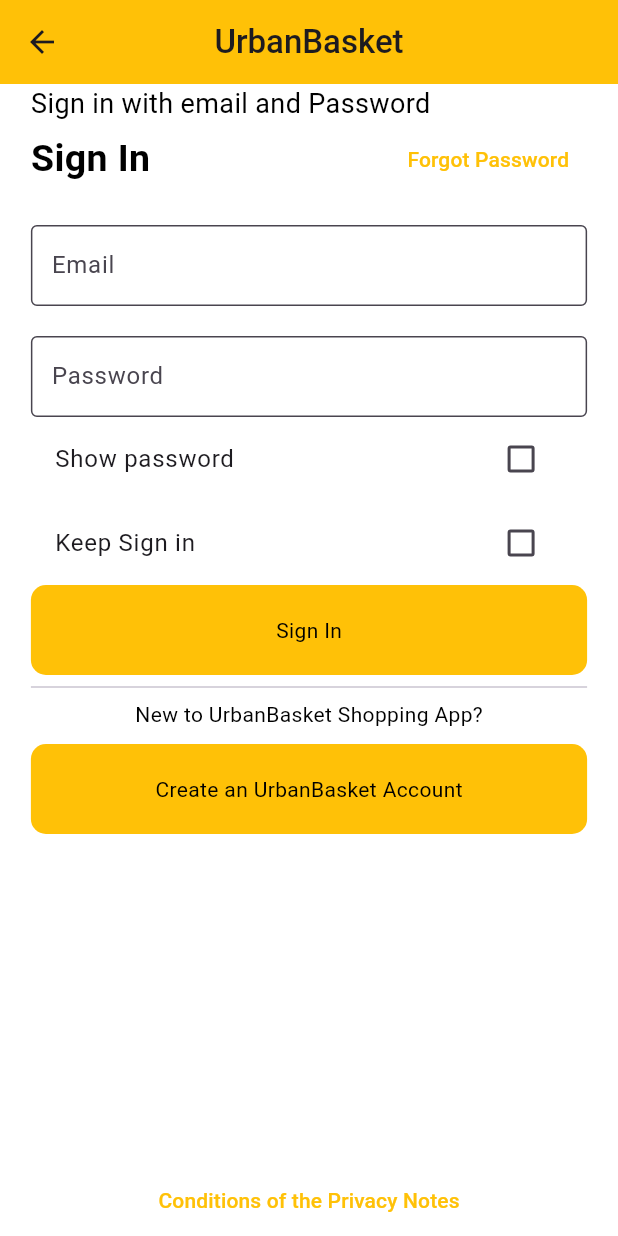
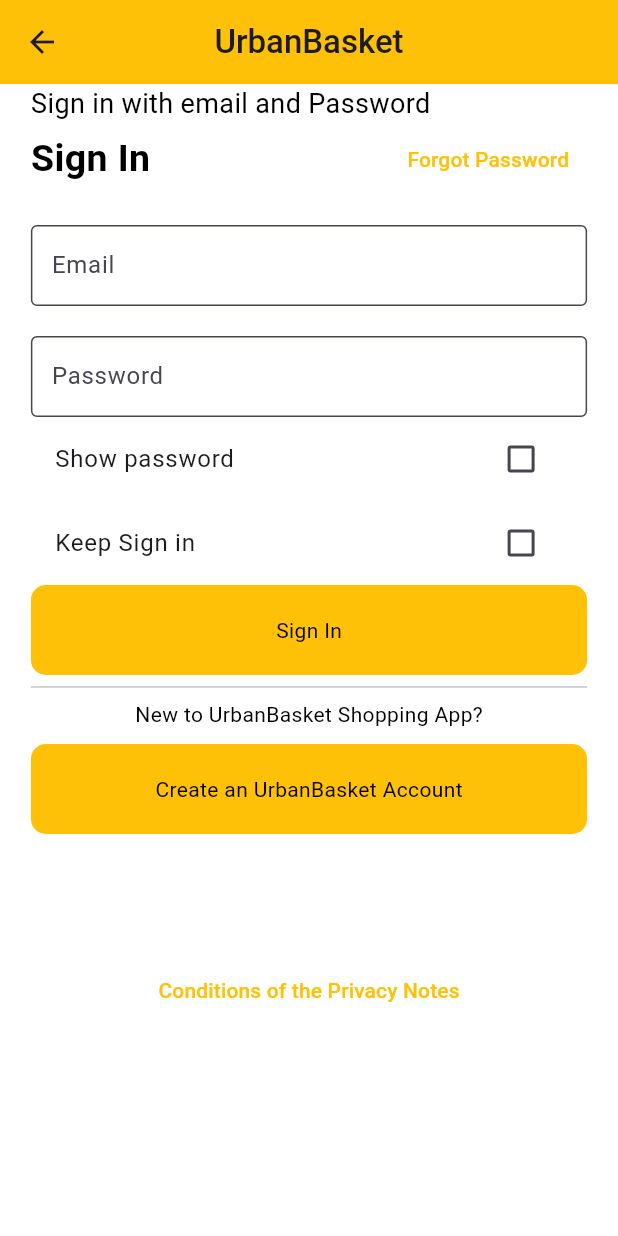
Before and after one commit to AkshayMobileApplicationEngineer/ShopingFlutterApp, a Flutter app: the AuthScreen screen opened by its route, after a tap on "Forgot Password", on a phone screen of 412 x 824 dp. Run offline on Flutter 3.47's test engine with Material 3 defaults, Android fonts, the phone set to English and light mode, and no system bars.

Commit message:
create sign in screenLog

```diff
--- a/lib/view/authScreen.dart
+++ b/lib/view/authScreen.dart
@@ -25,9 +25,12 @@ class _AuthScreenState extends State<AuthScreen> {
         ),
         centerTitle: true,
       ),
-      body: SafeArea(
+      body: SingleChildScrollView(
+        child: SafeArea(
           child: Padding(
             padding: EdgeInsets.symmetric(horizontal: screenSize.width * 0.05),
+            child: SizedBox(
+              height: MediaQuery.of(context).size.height - 150,
               child: Column(
                 crossAxisAlignment: CrossAxisAlignment.stretch,
                 children: [
@@ -51,6 +54,7 @@ class _AuthScreenState extends State<AuthScreen> {
                       TextButton(
                         onPressed: () {
                           // Navigate to Forgot Password screen
+                          print("Navigate to Forgot Password");
                         },
                         child: const Text("Forgot Password"),
                       ),
@@ -104,7 +108,7 @@ class _AuthScreenState extends State<AuthScreen> {
                         borderRadius: BorderRadius.all(Radius.circular(10)),
                         color: Colors.amber,
                       ),
-                  padding: EdgeInsets.symmetric(vertical: 20),
+                      padding: const EdgeInsets.symmetric(vertical: 20),
                       child: Center(child: const Text("Sign In")),
                     ),
                   ),
@@ -121,19 +125,21 @@ class _AuthScreenState extends State<AuthScreen> {
                         color: Colors.amber,
                         borderRadius: BorderRadius.all(Radius.circular(10)),
                       ),
-                  padding: EdgeInsets.symmetric(vertical: 20),
+                      padding: const EdgeInsets.symmetric(vertical: 20),
                       child: Center(child: const Text("Create an UrbanBasket Account")),
                     ),
                   ),
-              Spacer(),
+                  const SizedBox(height: 80), // Add some space before the footer
                   TextButton(
                     onPressed: () {
-
+                      // Navigate to privacy notes or show them
+                      print("Conditions of the Privacy Notes");
                     },
                     child: const Text("Conditions of the Privacy Notes"),
-              )
-
+                  ),
                 ],
+              ),
+            ),
           ),
         ),
       ),
```
Lines whose indentation alone changed are shown as unchanged.
